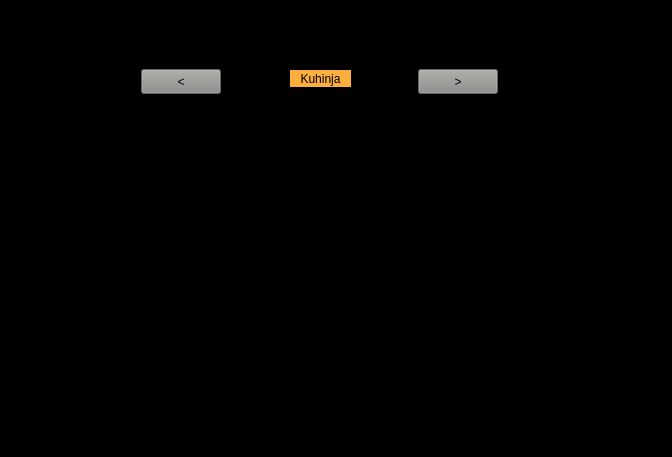
Above: Ljubimac/mainwindow.ui from MATF-RS19/RS030-ljubimac before the change. Below: the same form after it.
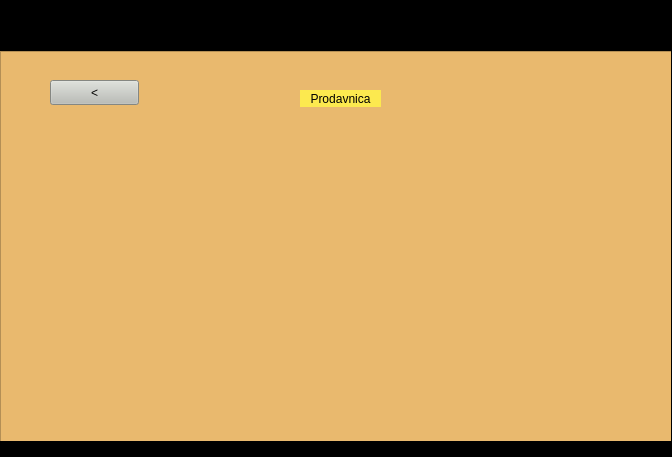
That is the form after the change. The open tabs and pages were chosen to show the change. Icons and pictures are not drawn.

Commit message: Dodat frizider, prodavnica hrane i stranice za njih

Diff of the .ui file:
```diff
--- a/Ljubimac/mainwindow.ui
+++ b/Ljubimac/mainwindow.ui
@@ -39,8 +39,8 @@
      <widget class="QGraphicsView" name="graphicsView_kuhinja">
       <property name="geometry">
        <rect>
-        <x>0</x>
-        <y>0</y>
+        <x>10</x>
+        <y>-10</y>
         <width>681</width>
         <height>391</height>
        </rect>
@@ -319,6 +319,114 @@
       </property>
      </widget>
     </widget>
+    <widget class="QWidget" name="page_prodavn">
+     <widget class="QGraphicsView" name="graphicsView_prodavn">
+      <property name="geometry">
+       <rect>
+        <x>0</x>
+        <y>1</y>
+        <width>681</width>
+        <height>391</height>
+       </rect>
+      </property>
+      <property name="styleSheet">
+       <string notr="true">background-color: rgb(233, 185, 110);</string>
+      </property>
+     </widget>
+     <widget class="QPushButton" name="pushButton_prod_nazad">
+      <property name="geometry">
+       <rect>
+        <x>50</x>
+        <y>30</y>
+        <width>89</width>
+        <height>25</height>
+       </rect>
+      </property>
+      <property name="styleSheet">
+       <string notr="true">background-color: rgb(186, 189, 182);</string>
+      </property>
+      <property name="text">
+       <string>&lt;</string>
+      </property>
+     </widget>
+     <widget class="QLabel" name="label_prodavn">
+      <property name="geometry">
+       <rect>
+        <x>300</x>
+        <y>40</y>
+        <width>81</width>
+        <height>17</height>
+       </rect>
+      </property>
+      <property name="styleSheet">
+       <string notr="true">background-color: rgb(252, 233, 79);
+font: 15pt &quot;Ubuntu&quot;;</string>
+      </property>
+      <property name="text">
+       <string>Prodavnica</string>
+      </property>
+      <property name="alignment">
+       <set>Qt::AlignCenter</set>
+      </property>
+      <property name="wordWrap">
+       <bool>true</bool>
+      </property>
+     </widget>
+    </widget>
+    <widget class="QWidget" name="page_friz">
+     <widget class="QGraphicsView" name="graphicsView_friz">
+      <property name="geometry">
+       <rect>
+        <x>0</x>
+        <y>1</y>
+        <width>681</width>
+        <height>391</height>
+       </rect>
+      </property>
+      <property name="styleSheet">
+       <string notr="true">background-color: rgb(233, 185, 110);</string>
+      </property>
+     </widget>
+     <widget class="QPushButton" name="pushButton_friz_nazad">
+      <property name="geometry">
+       <rect>
+        <x>40</x>
+        <y>20</y>
+        <width>89</width>
+        <height>25</height>
+       </rect>
+      </property>
+      <property name="styleSheet">
+       <string notr="true">background-color: rgb(186, 189, 182);</string>
+      </property>
+      <property name="text">
+       <string>&lt;</string>
+      </property>
+     </widget>
+     <widget class="QLabel" name="label_friz">
+      <property name="geometry">
+       <rect>
+        <x>300</x>
+        <y>20</y>
+        <width>51</width>
+        <height>17</height>
+       </rect>
+      </property>
+      <property name="styleSheet">
+       <string notr="true">background-color: rgb(252, 233, 79);
+font: 15pt &quot;Ubuntu&quot;;</string>
+      </property>
+      <property name="text">
+       <string>Frizider</string>
+      </property>
+      <property name="alignment">
+       <set>Qt::AlignCenter</set>
+      </property>
+      <property name="wordWrap">
+       <bool>true</bool>
+      </property>
+     </widget>
+    </widget>
    </widget>
   </widget>
  </widget>
```
Left out of the diff: 38 changed lines with no effect on the pictures. The commit also changes 11 other files.
